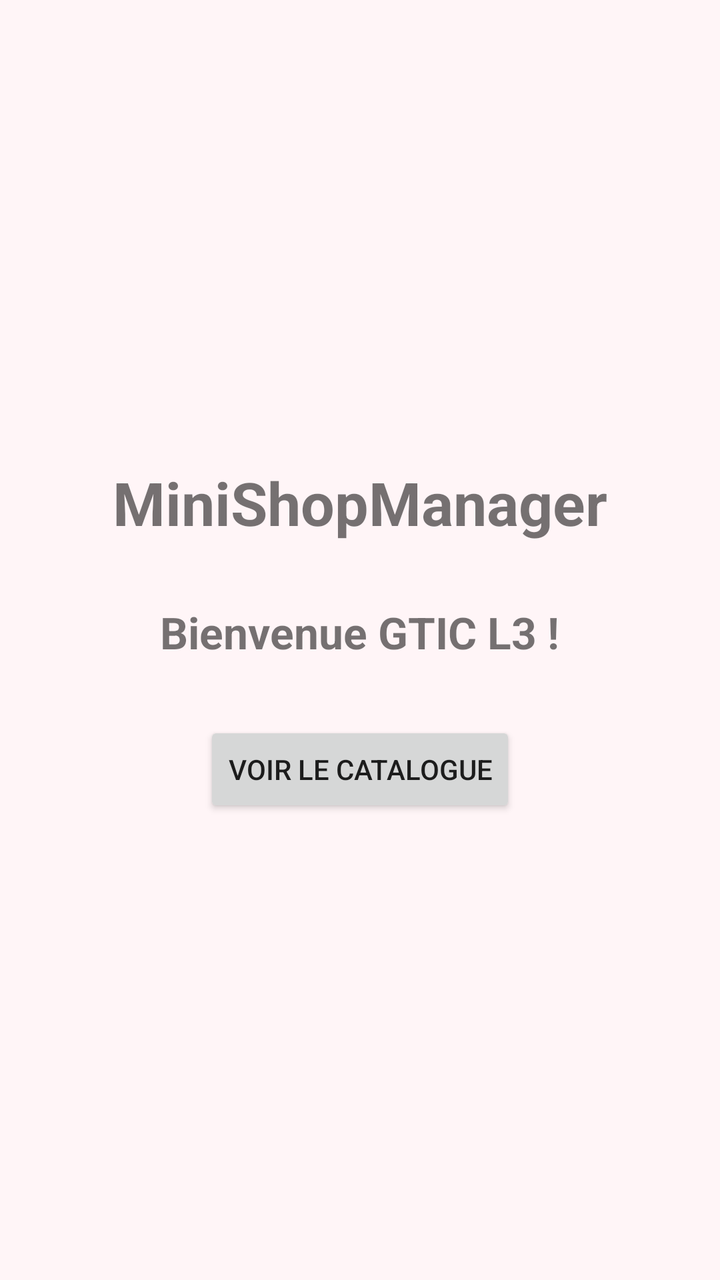
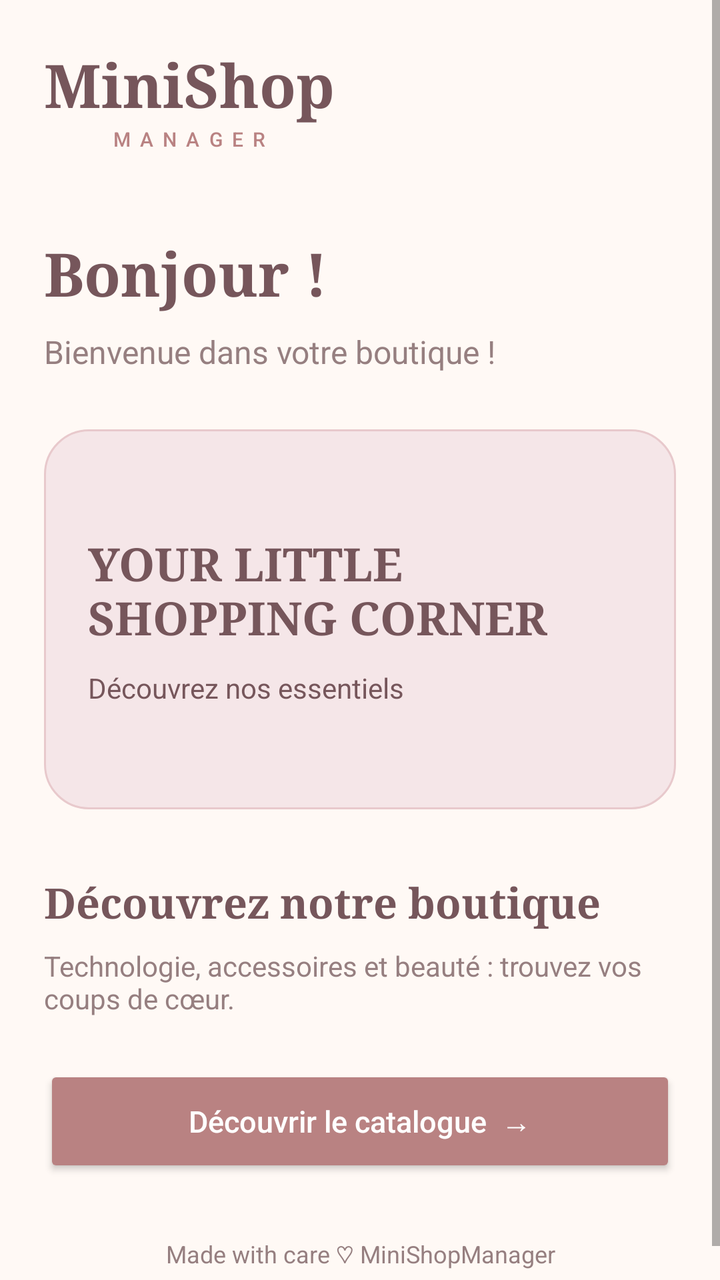

Two renders of the same Android screen: before a commit and after it. Below are the layout's source before the change and the commit's diff.
<!-- AndroidManifest.xml: activity theme Theme.MiniShopManager -->
<!-- res/layout/activity_main.xml -->
<?xml version="1.0" encoding="utf-8"?>
<LinearLayout xmlns:android="http://schemas.android.com/apk/res/android"
    android:layout_width="match_parent"
    android:layout_height="match_parent"
    android:orientation="vertical"
    android:gravity="center"
    android:padding="24dp"
    android:background="#FFF5F7">

    <TextView
        android:layout_width="wrap_content"
        android:layout_height="wrap_content"
        android:text="MiniShopManager"
        android:textSize="30sp"
        android:textStyle="bold"
        android:layout_marginBottom="30dp" />

    <TextView
        android:layout_width="wrap_content"
        android:layout_height="wrap_content"
        android:text="Bienvenue GTIC L3 !"
        android:textSize="22sp"
        android:textStyle="bold"
        android:layout_marginBottom="30dp" />

    <Button
        android:id="@+id/btnVoirCatalogue"
        android:layout_width="wrap_content"
        android:layout_height="wrap_content"
        android:text="Voir le catalogue" />

</LinearLayout>
<!-- resources referenced by this layout -->
<resources>
  <style name="Theme.MiniShopManager" parent="android:Theme.Material.Light.NoActionBar" />
</resources>

<!-- the commit's change to res/layout/activity_main.xml (unified diff, before → after) -->
@@ -1,32 +1,135 @@
 <?xml version="1.0" encoding="utf-8"?>
-<LinearLayout xmlns:android="http://schemas.android.com/apk/res/android"
+<ScrollView
+    xmlns:android="http://schemas.android.com/apk/res/android"
     android:layout_width="match_parent"
     android:layout_height="match_parent"
+    android:background="@color/cream"
+    android:fillViewport="true">
+
+    <LinearLayout
+        android:layout_width="match_parent"
+        android:layout_height="wrap_content"
+        android:orientation="vertical"
+        android:padding="22dp">
+
+        
+        <include
+            layout="@layout/logo_wordmark" />
+
+        
+        <TextView
+            android:layout_width="match_parent"
+            android:layout_height="wrap_content"
+            android:layout_marginTop="40dp"
+            android:text="Bonjour !"
+            android:textColor="@color/mocha"
+            android:textSize="30sp"
+            android:textStyle="bold"
+            android:fontFamily="serif"/>
+
+        <TextView
+            android:id="@+id/tvWelcomeName"
+            android:layout_width="match_parent"
+            android:layout_height="wrap_content"
+            android:text="Bienvenue dans votre boutique !"
+            android:textColor="@color/muted_text"
+            android:textSize="16sp"
+            android:layout_marginTop="8dp"/>
+
+        
+        <LinearLayout
+            android:layout_width="match_parent"
+            android:layout_height="190dp"
+            android:layout_marginTop="28dp"
+            android:background="@drawable/bg_home_banner"
+            android:orientation="vertical"
+            android:gravity="center_vertical"
+            android:padding="22dp">
+
+            <TextView
+                android:layout_width="wrap_content"
+                android:layout_height="wrap_content"
+                android:text="YOUR LITTLE\nSHOPPING CORNER"
+                android:textColor="@color/mocha"
+                android:textSize="23sp"
+                android:textStyle="bold"
+                android:fontFamily="serif"/>
+
+            <TextView
+                android:layout_width="wrap_content"
+                android:layout_height="wrap_content"
+                android:layout_marginTop="10dp"
+                android:text="Découvrez nos essentiels"
+                android:textColor="@color/mocha"
+                android:textSize="14sp"/>
+
+        </LinearLayout>
+
+        
+        <TextView
+            android:layout_width="match_parent"
+            android:layout_height="wrap_content"
+            android:layout_marginTop="32dp"
+            android:text="Découvrez notre boutique"
+            android:textColor="@color/mocha"
+            android:textSize="21sp"
+            android:textStyle="bold"
+            android:fontFamily="serif"/>
+
+        <TextView
+            android:layout_width="match_parent"
+            android:layout_height="wrap_content"
+            android:layout_marginTop="8dp"
+            android:text="Technologie, accessoires et beauté : trouvez vos coups de cœur."
+            android:textColor="@color/muted_text"
+            android:textSize="14sp"/>
+
+        
+        <Button
+            android:id="@+id/btnVoirCatalogue"
+            style="@style/MiniShopButton"
+            android:layout_width="match_parent"
+            android:layout_height="56dp"
+            android:layout_marginTop="24dp"
+            android:text="Découvrir le catalogue  →"/>
+
+        <TextView
+            android:layout_width="match_parent"
+            android:layout_height="wrap_content"
+            android:layout_marginTop="30dp"
+            android:gravity="center"
+            android:text="Made with care ♡ MiniShopManager"
+            android:textColor="@color/muted_text"
+            android:textSize="12sp"/>
+
+    </LinearLayout>
+
+</ScrollView>
+<!-- res/layout/logo_wordmark.xml (included above) -->
+<?xml version="1.0" encoding="utf-8"?>
+<LinearLayout
+    xmlns:android="http://schemas.android.com/apk/res/android"
+    android:layout_width="wrap_content"
+    android:layout_height="wrap_content"
     android:orientation="vertical"
-    android:gravity="center"
-    android:padding="24dp"
-    android:background="#FFF5F7">
+    android:gravity="center">
 
     <TextView
         android:layout_width="wrap_content"
         android:layout_height="wrap_content"
-        android:text="MiniShopManager"
+        android:text="MiniShop"
+        android:textColor="@color/mocha"
         android:textSize="30sp"
         android:textStyle="bold"
-        android:layout_marginBottom="30dp" />
+        android:fontFamily="serif"/>
 
     <TextView
         android:layout_width="wrap_content"
         android:layout_height="wrap_content"
-        android:text="Bienvenue GTIC L3 !"
-        android:textSize="22sp"
-        android:textStyle="bold"
-        android:layout_marginBottom="30dp" />
-
-    <Button
-        android:id="@+id/btnVoirCatalogue"
-        android:layout_width="wrap_content"
-        android:layout_height="wrap_content"
-        android:text="Voir le catalogue" />
+        android:text="M A N A G E R"
+        android:textColor="@color/rosewood"
+        android:textSize="10sp"
+        android:fontFamily="sans-serif-medium"
+        android:letterSpacing="0.12"/>
 
 </LinearLayout>
<!-- resource entries referenced after the edit -->
@@ -1,5 +1,32 @@
 <!-- resources referenced by this layout -->
 <resources>
+  <color name="cream">#FFF9F5</color>
+  <color name="mocha">#76565B</color>
+  <color name="muted_text">#967F80</color>
+  <color name="rosewood">#B98282</color>
+  <!-- drawable bg_home_banner (drawable) -->
+  <?xml version="1.0" encoding="utf-8"?>
+  <shape xmlns:android="http://schemas.android.com/apk/res/android">
+  
+      <solid android:color="@color/soft_rose"/>
+  
+      <corners android:radius="22dp"/>
+  
+      <stroke
+          android:width="1dp"
+          android:color="@color/dusty_pink"/>
+  
+  </shape>
+  <style name="MiniShopButton">
+          <item name="android:backgroundTint">@color/rosewood</item>
+          <item name="android:textColor">@color/white</item>
+          <item name="android:textAllCaps">false</item>
+          <item name="android:textSize">15sp</item>
+          <item name="android:fontFamily">sans-serif-medium</item>
+      </style>
   <style name="Theme.MiniShopManager" parent="android:Theme.Material.Light.NoActionBar" />
+  <color name="soft_rose">#F5E6E8</color>
+  <color name="dusty_pink">#E8C9CC</color>
+  <color name="white">#FFFFFF</color>
 </resources>
 
